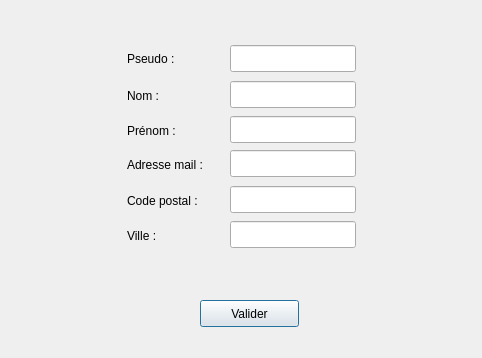
Before: the Qt Designer form code/EMarche/DialogModificationProfil.ui in DecolleAnais/E-March-, drawn with Qt 5.
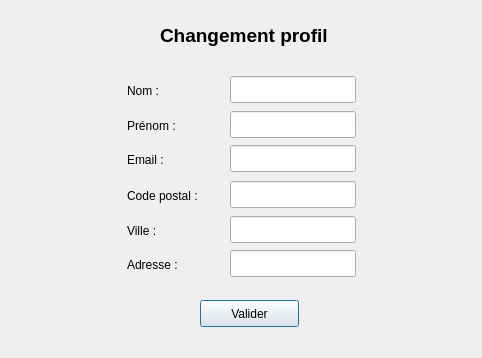
After: the same form once the commit is applied.

Commit message: modification des données utilisateur possibles

```diff
--- a/code/EMarche/DialogModificationProfil.ui
+++ b/code/EMarche/DialogModificationProfil.ui
@@ -26,34 +26,31 @@
     <string>Valider</string>
    </property>
   </widget>
-  <widget class="QLineEdit" name="lineEdit">
-   <property name="geometry">
-    <rect>
-     <x>230</x>
-     <y>45</y>
-     <width>126</width>
-     <height>27</height>
-    </rect>
-   </property>
-  </widget>
   <widget class="QLabel" name="label">
    <property name="geometry">
     <rect>
-     <x>127</x>
-     <y>50</y>
-     <width>80</width>
-     <height>17</height>
+     <x>160</x>
+     <y>20</y>
+     <width>271</width>
+     <height>31</height>
     </rect>
    </property>
+   <property name="font">
+    <font>
+     <pointsize>14</pointsize>
+     <weight>75</weight>
+     <bold>true</bold>
+    </font>
+   </property>
    <property name="text">
-    <string>Pseudo :</string>
+    <string>Changement profil</string>
    </property>
   </widget>
   <widget class="QLineEdit" name="lineEdit_3">
    <property name="geometry">
     <rect>
      <x>230</x>
-     <y>81</y>
+     <y>76</y>
      <width>126</width>
      <height>27</height>
     </rect>
@@ -63,7 +60,7 @@
    <property name="geometry">
     <rect>
      <x>127</x>
-     <y>86</y>
+     <y>81</y>
      <width>121</width>
      <height>20</height>
     </rect>
@@ -76,7 +73,7 @@
    <property name="geometry">
     <rect>
      <x>230</x>
-     <y>116</y>
+     <y>111</y>
      <width>126</width>
      <height>27</height>
     </rect>
@@ -86,7 +83,7 @@
    <property name="geometry">
     <rect>
      <x>127</x>
-     <y>121</y>
+     <y>116</y>
      <width>121</width>
      <height>20</height>
     </rect>
@@ -99,7 +96,7 @@
    <property name="geometry">
     <rect>
      <x>230</x>
-     <y>150</y>
+     <y>145</y>
      <width>126</width>
      <height>27</height>
     </rect>
@@ -109,20 +106,20 @@
    <property name="geometry">
     <rect>
      <x>127</x>
-     <y>155</y>
+     <y>150</y>
      <width>121</width>
      <height>20</height>
     </rect>
    </property>
    <property name="text">
-    <string>Adresse mail :</string>
+    <string>Email :</string>
    </property>
   </widget>
   <widget class="QLineEdit" name="lineEdit_2">
    <property name="geometry">
     <rect>
      <x>230</x>
-     <y>186</y>
+     <y>181</y>
      <width>126</width>
      <height>27</height>
     </rect>
@@ -135,7 +132,7 @@
    <property name="geometry">
     <rect>
      <x>127</x>
-     <y>191</y>
+     <y>186</y>
      <width>121</width>
      <height>20</height>
     </rect>
@@ -148,7 +145,7 @@
    <property name="geometry">
     <rect>
      <x>230</x>
-     <y>221</y>
+     <y>216</y>
      <width>126</width>
      <height>27</height>
     </rect>
@@ -158,7 +155,7 @@
    <property name="geometry">
     <rect>
      <x>127</x>
-     <y>226</y>
+     <y>221</y>
      <width>121</width>
      <height>20</height>
     </rect>
@@ -167,6 +164,29 @@
     <string>Ville :</string>
    </property>
   </widget>
+  <widget class="QLabel" name="label_7">
+   <property name="geometry">
+    <rect>
+     <x>127</x>
+     <y>255</y>
+     <width>121</width>
+     <height>20</height>
+    </rect>
+   </property>
+   <property name="text">
+    <string>Adresse :</string>
+   </property>
+  </widget>
+  <widget class="QLineEdit" name="adresse">
+   <property name="geometry">
+    <rect>
+     <x>230</x>
+     <y>250</y>
+     <width>126</width>
+     <height>27</height>
+    </rect>
+   </property>
+  </widget>
  </widget>
  <resources/>
  <connections/>
```
Left out of the diff: 12 changed lines with no effect on the pictures. The commit also changes 11 other files.
